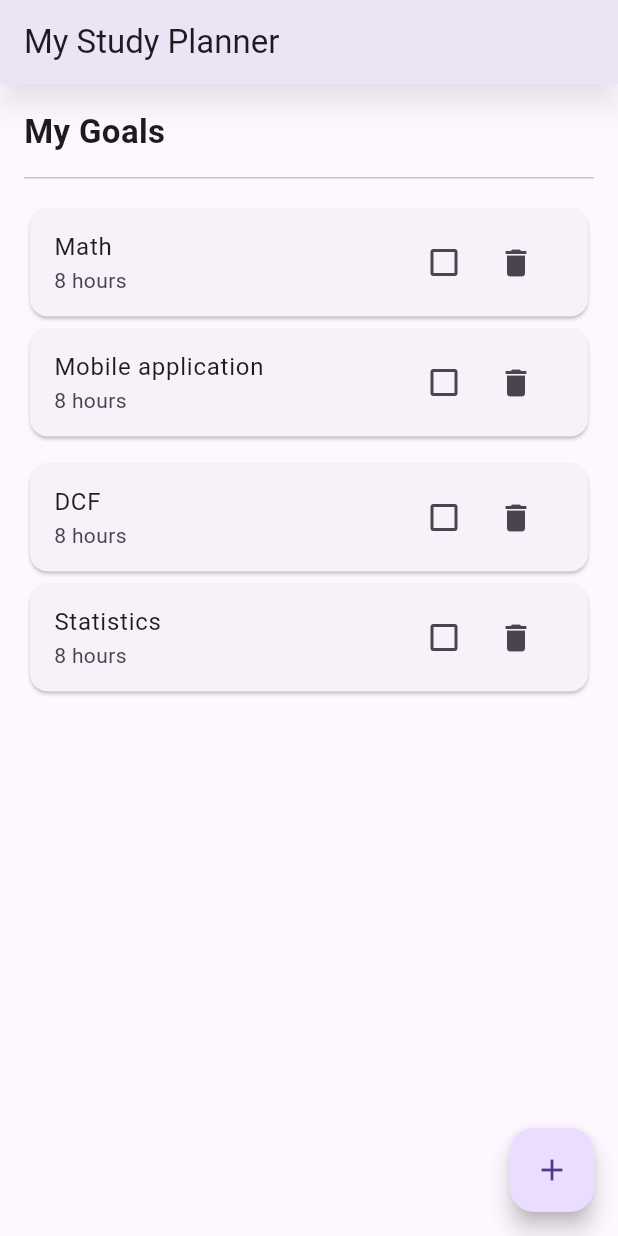
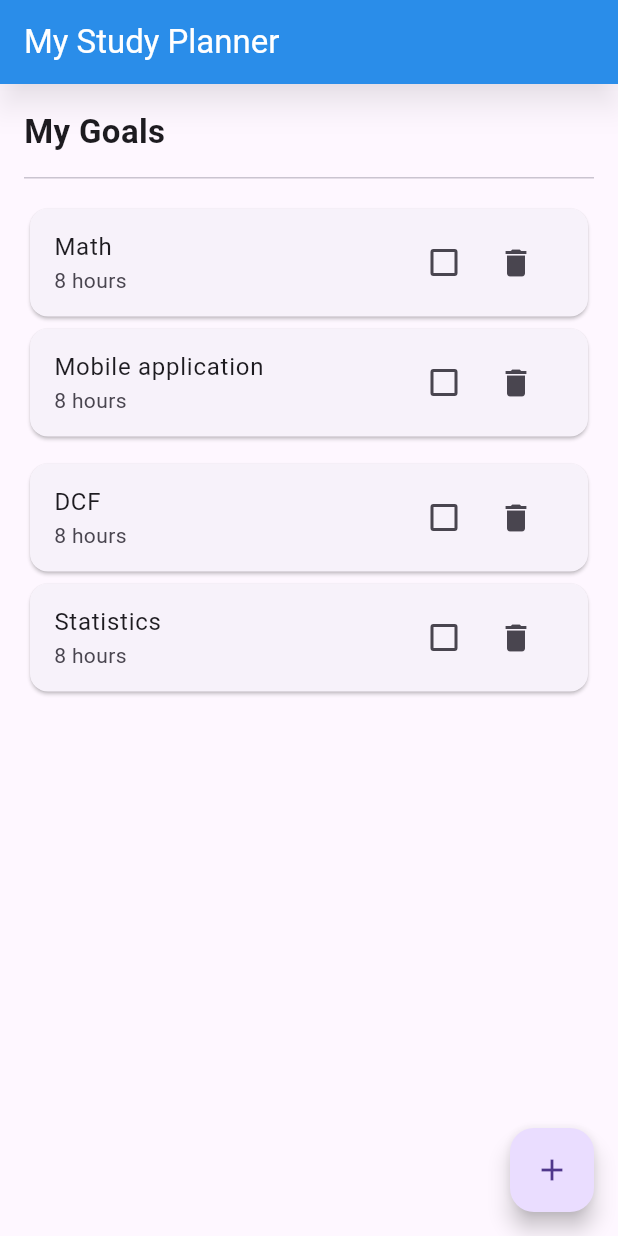
Before and after one commit to faustine-van/study_planner, a Flutter app: the screen it shows after launch, on a phone screen of 412 x 824 dp. Run offline on Flutter 3.47's test engine with Material 3 defaults, Android fonts, the phone set to English and light mode, and no system bars; our stand-ins replace material_ui.

Commit message:
add background on appbar and updated readme

```diff
--- a/lib/main.dart
+++ b/lib/main.dart
@@ -24,6 +24,8 @@ class Home extends StatelessWidget {
         title: const Text('My Study Planner'),
         elevation: 8.0,
         shadowColor: Colors.black.withValues(alpha: 0.4),
+        backgroundColor: Colors.blue, // Or Color(0xFF673AB7)
+      foregroundColor: Colors.white,
         ),
       // STATIC: body with list of goals
       body: Padding(
```
